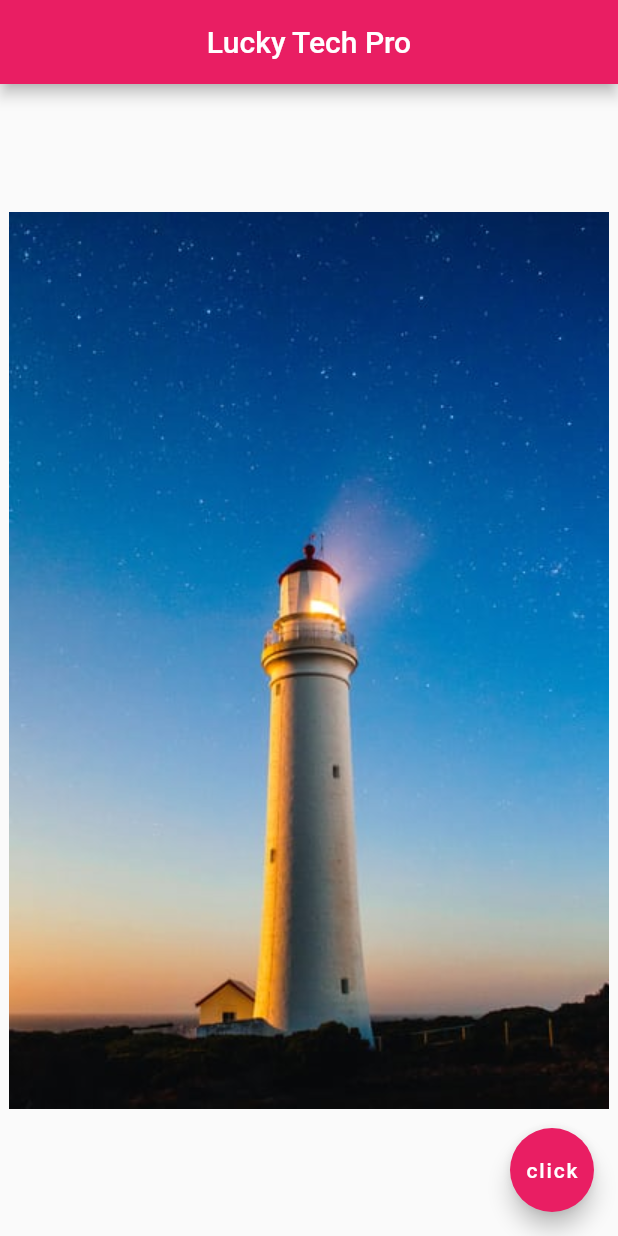
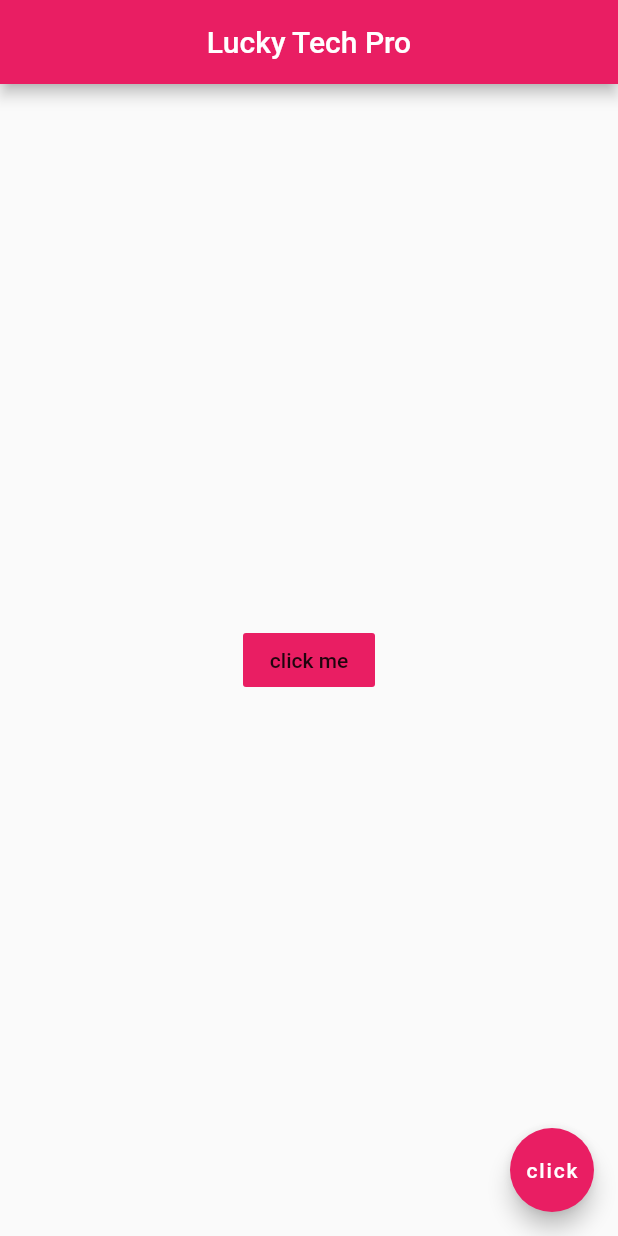
Before and after one commit to Luckytechpr0/flutterapp, a Flutter app: the screen it shows after launch, on a phone screen of 412 x 824 dp. Run offline on Flutter 3.47's test engine with Material 2 defaults, Android fonts, the phone set to English and light mode, and no system bars.

Commit message:
Button Widget

```diff
--- a/lib/main.dart
+++ b/lib/main.dart
@@ -16,7 +16,11 @@ class Home extends StatelessWidget {
         backgroundColor: Colors.pink,
       ),
       body: Center(
-        child: Image.asset('assets/b1.jpg'),
+        child: FlatButton(
+          onPressed: (){},
+          child: Text('click me'),
+          color: Colors.pink,
+        ),
       ),
       floatingActionButton: FloatingActionButton(
         onPressed:(){},
```
